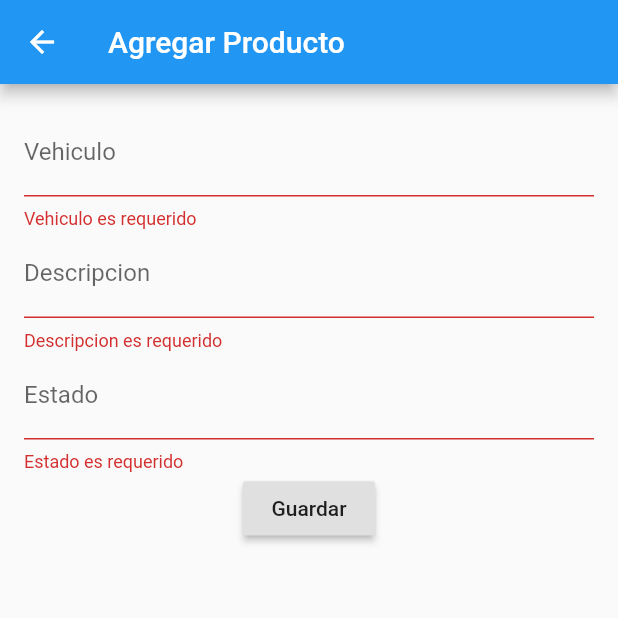
After one commit to octavio0046/exam_flutter, a Flutter app: the AddDetalleCotizacionPage screen opened directly, after a tap on "Guardar", on a phone screen of 412 x 824 dp, the top half of it. The commit adds this screen. Run offline on Flutter 3.47's test engine with Material 2 defaults, Android fonts, the light colour scheme and no system bars.

Commit message:
OCTAVIO: agregar pantalla de detalle

```diff
--- /dev/null
+++ b/lib/src/screens/add_detalle_cotizacion_page.dart
@@ -0,0 +1,110 @@
+import 'package:exam_flutter/src/api/api_service.dart';
+import 'package:exam_flutter/src/models/cotizacion.dart';
+import 'package:flutter/material.dart';
+
+// class Cotizacionespage extends StatelessWidget {
+//   @override
+//   Widget build(BuildContext context) {
+//     return Scaffold(
+//         appBar: AppBar(
+//       title: Text("Cotizaciones Page"),
+//     ));
+//   }
+// }
+
+class AddDetalleCotizacionPage extends StatelessWidget {
+  ApiService _apiService = ApiService();
+
+  late String vVencimiento;
+  late int vTCAgenteId;
+  late int vTCClienteId;
+
+  final formKey = GlobalKey<FormState>();
+
+  @override
+  Widget build(context) {
+    return Scaffold(
+      appBar: AppBar(
+        title: Text("Agregar Producto"),
+      ),
+      body: Padding(
+        padding: const EdgeInsets.all(16.0),
+        child: Form(
+          key: formKey,
+          child: Column(
+            children: <Widget>[
+              TextFormField(
+                decoration: InputDecoration(labelText: "Vehiculo"),
+                onSaved: (value) {
+                  vVencimiento = value!;
+                },
+                validator: (value) {
+                  if (value!.isEmpty) {
+                    return "Vehiculo es requerido";
+                  }
+                },
+              ),
+              TextFormField(
+                decoration: InputDecoration(labelText: "Descripcion"),
+                onSaved: (value) {
+                  vVencimiento = value!;
+                },
+                validator: (value) {
+                  if (value!.isEmpty) {
+                    return "Descripcion es requerido";
+                  }
+                },
+              ),
+              TextFormField(
+                decoration: InputDecoration(labelText: "Estado"),
+                onSaved: (value) {
+                  vTCAgenteId = value as int;
+                },
+                validator: (value) {
+                  if (value!.isEmpty) {
+                    return "Estado es requerido";
+                  }
+                },
+              ),
+              RaisedButton(
+                  child: Text("Guardar"),
+                  onPressed: () {
+                    _guardar(context);
+                  }),
+            ],
+          ),
+        ),
+      ),
+      // floatingActionButton: FloatingActionButton(
+      //   child: Icon(Icons.add_location),
+      //   onPressed: () {
+      //     //Navigator.pop(context);
+      //   },
+      // ),
+    );
+  }
+
+  void _guardar(BuildContext context) {
+    if (formKey.currentState!.validate()) {
+      // debugPrint(vencimiento);
+      //formKey.currentState!.save();
+    } else {
+      Profile profile = Profile(
+          vencimiento: vVencimiento,
+          tcclienteid: vTCClienteId,
+          tcagenteId: vTCAgenteId);
+
+      _apiService.createProfile(profile).then((isSuccess) {
+        if (isSuccess) {
+          // Navigator.pop(_scaffoldState.currentState.context, true);
+        } else {
+          // _scaffoldState.currentState.showSnackBar(SnackBar(
+          //   content: Text("Submit data failed"),
+          // ));
+        }
+      });
+    }
+  }
+}
+
+class Feature {}
--- a/lib/src/screens/detalles_page.dart
+++ b/lib/src/screens/detalles_page.dart
@@ -1,4 +1,4 @@
-import 'package:exam_flutter/src/screens/cotizaciones_page.dart';
+import 'package:exam_flutter/src/screens/add_detalle_cotizacion_page.dart';
 import 'package:flutter/material.dart';
 
 class DetallesPage extends StatelessWidget {
@@ -16,6 +16,11 @@ class DetallesPage extends StatelessWidget {
       body: ListView(
         //children: _generarItems(),
         children: _crearItemsCorta(context),
+      ),
+      // body: Padding(padding: const EdgeInsets.all(16.0)),
+      floatingActionButton: FloatingActionButton(
+        child: Icon(Icons.add),
+        onPressed: () => showProductoAdd(context),
       ),
       // body: Padding(padding: const EdgeInsets.all(16.0)),
     );
@@ -38,4 +43,12 @@ class DetallesPage extends StatelessWidget {
     }).toList();
     return varwidgets;
   }
+
+  void showProductoAdd(context) {
+    final route = MaterialPageRoute(builder: (context) {
+      return AddDetalleCotizacionPage();
+    });
+
+    Navigator.push(context, route);
+  }
 }
```
